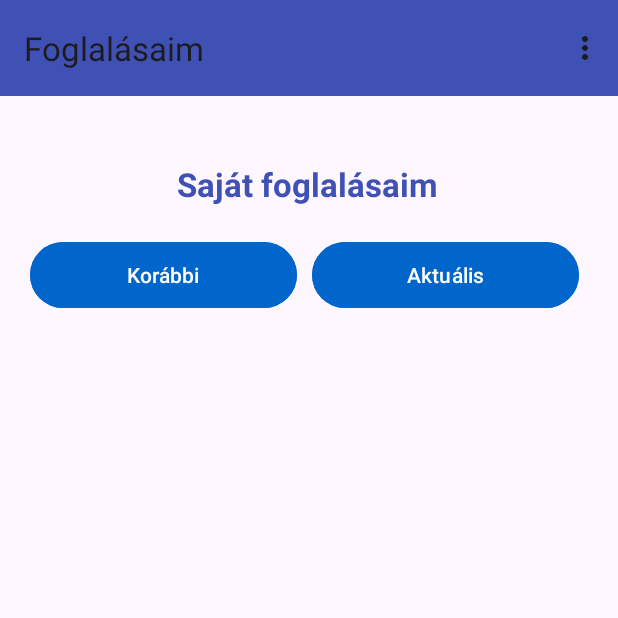
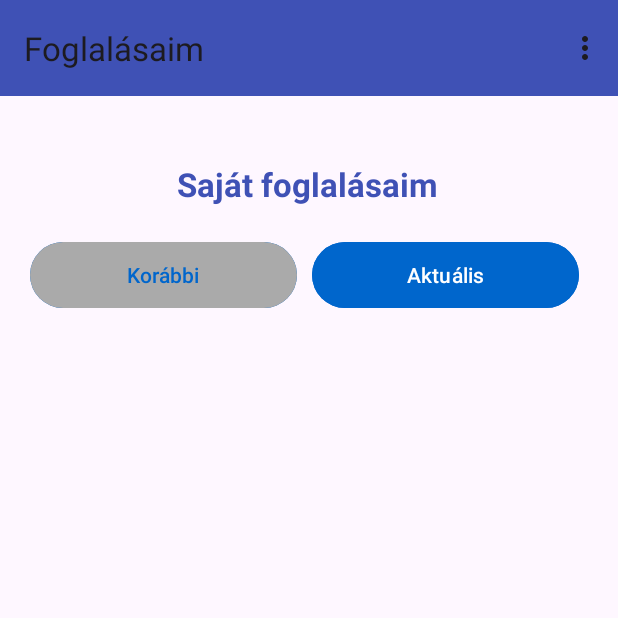
Before and after one commit to ttdd33/Android-BuszjaratkezeloApp, an Android app: the myReservationsFragment screen opened through its navigation route, on a phone screen of 412 x 824 dp, the top half of it. Run offline under Robolectric (Android 15) with nearby library versions, the phone set to English and light mode, and no system bars; our stand-ins replace navigation-ui.

Commit message:
Gombok példányosítása, átszínezése

```diff
--- a/app/src/main/java/hu/nje/dzs_busbusters/ui/myReservationsFragment.java
+++ b/app/src/main/java/hu/nje/dzs_busbusters/ui/myReservationsFragment.java
@@ -2,11 +2,15 @@ package hu.nje.dzs_busbusters.ui;
 
 import android.os.Bundle;
 
+import androidx.annotation.NonNull;
+import androidx.annotation.Nullable;
 import androidx.fragment.app.Fragment;
+import androidx.core.content.ContextCompat;
 
 import android.view.LayoutInflater;
 import android.view.View;
 import android.view.ViewGroup;
+import android.widget.Button;
 
 import hu.nje.dzs_busbusters.R;
 
@@ -21,4 +25,32 @@ public class myReservationsFragment extends Fragment {
         View view =  inflater.inflate(R.layout.fragment_my_reservations, container, false);
         return view;
     }
+
+    @Override
+    public void onViewCreated(@NonNull View view, @Nullable Bundle savedInstanceState) {
+        super.onViewCreated(view, savedInstanceState);
+
+        Button actualReservationButton = view.findViewById(R.id.actualReservationButton);
+        Button previousReservationButton = view.findViewById(R.id.previousReservationButton);
+
+        setButtonState(actualReservationButton, previousReservationButton);
+
+        actualReservationButton.setOnClickListener(v -> {
+            setButtonState(actualReservationButton, previousReservationButton);
+            //ide: aktuális adatok megjelenítése
+        });
+
+        previousReservationButton.setOnClickListener(v -> {
+            setButtonState(previousReservationButton, actualReservationButton);
+            //ide: aktuális adatok megjelenítése
+        });
+    }
+
+    private void setButtonState(Button activeButton, Button inactiveButton) {
+        activeButton.setBackgroundColor(ContextCompat.getColor(requireContext(), R.color.blue));
+        activeButton.setTextColor(ContextCompat.getColor(requireContext(), android.R.color.white));
+
+        inactiveButton.setBackgroundColor(ContextCompat.getColor(requireContext(), android.R.color.darker_gray));
+        inactiveButton.setTextColor(ContextCompat.getColor(requireContext(), R.color.blue));
+    }
 }
--- a/app/src/main/res/layout/fragment_my_reservations.xml
+++ b/app/src/main/res/layout/fragment_my_reservations.xml
@@ -46,7 +46,7 @@
                 android:layout_height="52dp"
                 android:layout_marginStart="10dp"
                 android:layout_marginEnd="10dp"
-                android:backgroundTint="#0066CC"
+                android:backgroundTint="@color/blue"
                 android:text="Aktuális" />
         </LinearLayout>
     </LinearLayout>
--- a/app/src/main/res/values/colors.xml
+++ b/app/src/main/res/values/colors.xml
@@ -2,4 +2,5 @@
 <resources>
     <color name="black">#FF000000</color>
     <color name="white">#FFFFFFFF</color>
+    <color name="blue">#0066CC</color>
 </resources>
```
